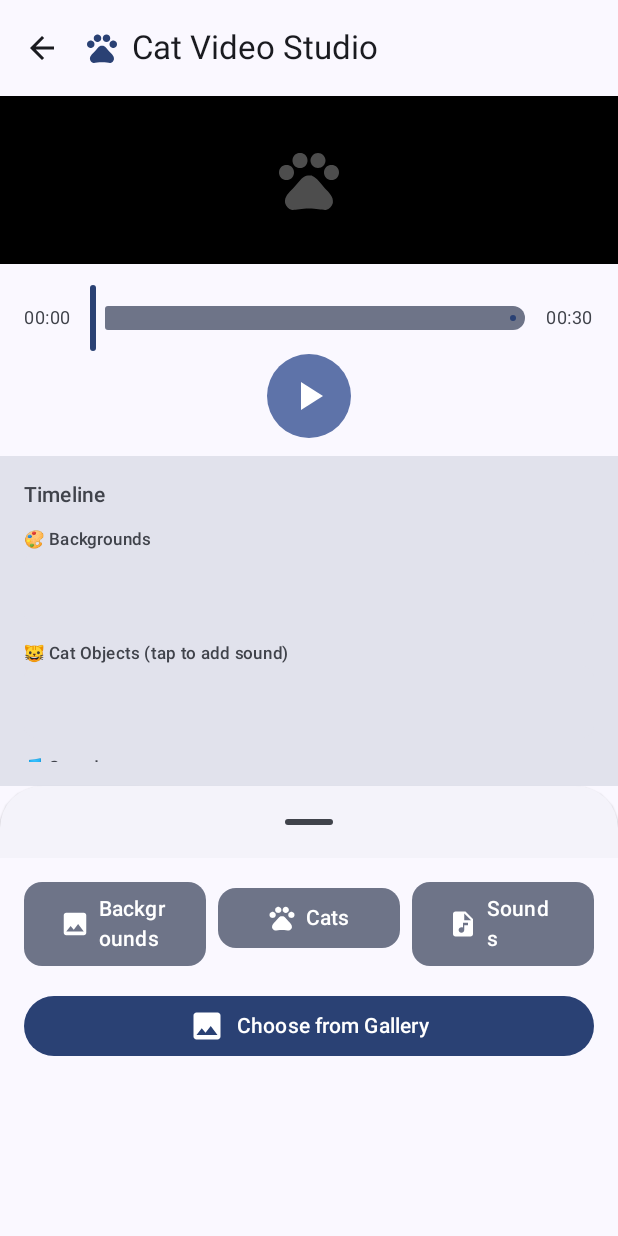
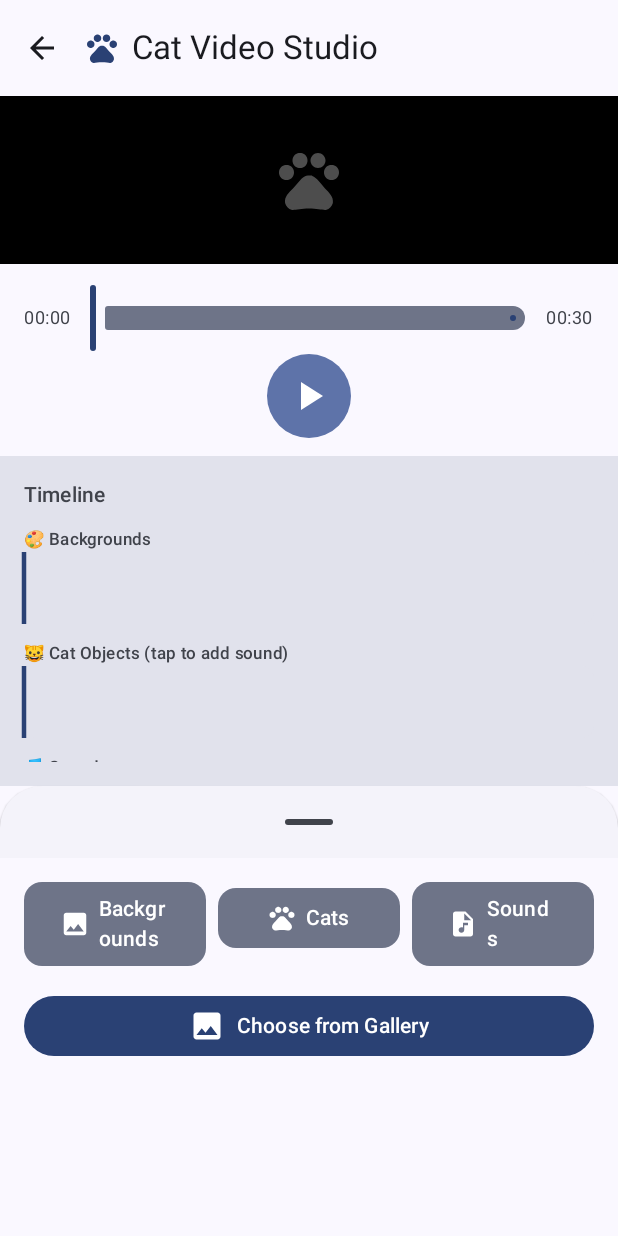
Before and after one commit to iqbalShafiq/meetcat-android, an Android app built with Jetpack Compose: the composable VideoEditorScreen shown on its own in the app's theme, on a phone screen of 412 x 824 dp. Run offline under Robolectric (Android 15) with nearby library versions, the phone set to English and light mode, and no system bars; pictures from the network do not load.

Commit message:
fix: Resolve compilation errors in TimelineTrack component
- Add missing import for detectTapGestures
- Extract MaterialTheme color before Canvas block to avoid @Composable context error
- Remove fully qualified name for detectTapGestures since it's now imported

This fixes the following compilation errors:
- Unresolved reference 'detectTapGestures'
- Cannot infer type for value parameter 'offset'
- @Composable invocations can only happen from @Composable context

```diff
--- a/app/src/main/java/id/usecase/meetcat/presentation/component/videoeditor/TimelineTrack.kt
+++ b/app/src/main/java/id/usecase/meetcat/presentation/component/videoeditor/TimelineTrack.kt
@@ -3,6 +3,7 @@ package id.usecase.meetcat.presentation.component.videoeditor
 import androidx.compose.foundation.Canvas
 import androidx.compose.foundation.background
 import androidx.compose.foundation.gestures.detectHorizontalDragGestures
+import androidx.compose.foundation.gestures.detectTapGestures
 import androidx.compose.foundation.layout.Box
 import androidx.compose.foundation.layout.Column
 import androidx.compose.foundation.layout.fillMaxWidth
@@ -34,6 +35,9 @@ fun TimelineTrack(
     onItemClick: (String) -> Unit = {},
     onItemDrag: (String, Long, Long) -> Unit = { _, _, _ -> }
 ) {
+    // Get color from MaterialTheme before Canvas block
+    val playheadColor = MaterialTheme.colorScheme.primary
+
     Column(modifier = modifier) {
         Text(
             text = label,
@@ -61,7 +65,7 @@ fun TimelineTrack(
                     }
                     .pointerInput(items, totalDurationMs) {
                         // Handle click to select item
-                        androidx.compose.foundation.gestures.detectTapGestures { offset ->
+                        detectTapGestures { offset ->
                             // Find which item was clicked
                             val clickX = offset.x
                             items.forEach { item ->
@@ -115,7 +119,7 @@ fun TimelineTrack(
                 // Draw playhead
                 val playheadX = (currentPositionMs.toFloat() / totalDurationMs) * size.width
                 drawLine(
-                    color = MaterialTheme.colorScheme.primary,
+                    color = playheadColor,
                     start = Offset(playheadX, 0f),
                     end = Offset(playheadX, size.height),
                     strokeWidth = 3.dp.toPx()
```
